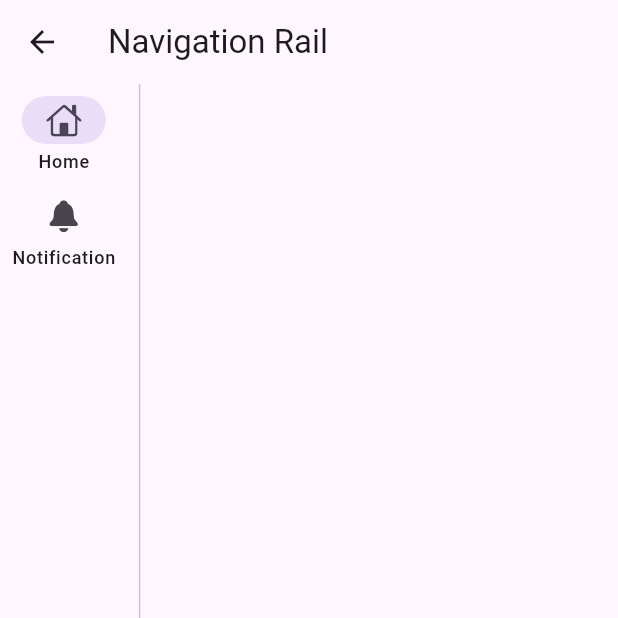
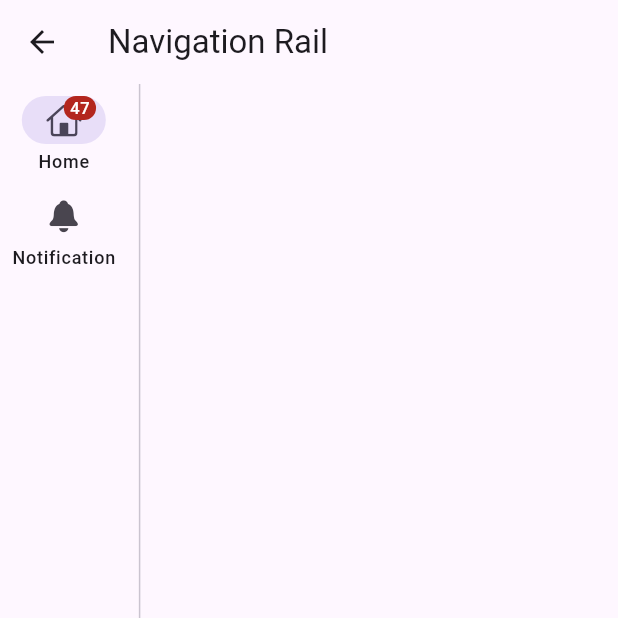
Before and after one commit to darshanpatellr/widget_of_week, a Flutter app: the NavigationRailScreen screen opened directly, on a phone screen of 412 x 824 dp, the top half of it. Run offline on Flutter 3.47's test engine with Material 3 defaults, Android fonts, the phone set to English and light mode, and no system bars; our stand-ins replace fl_chart, flutter_animate, video_player; missing offline and left inert: home_widget.

Commit message:
feat: Add Badge to NavigationRail destination.
This commit demonstrates how to integrate a `Badge` widget within a `NavigationRailDestination`.

- Wraps the `Icon` of the "Home" destination with a `Badge` widget.
- The badge displays a static label to indicate a count.

```diff
--- a/lib/screens/navigation_rail_screen.dart
+++ b/lib/screens/navigation_rail_screen.dart
@@ -9,7 +9,6 @@ class NavigationRailScreen extends StatefulWidget {
 }
 
 class _NavigationRailScreenState extends State<NavigationRailScreen> {
-
   int _selectedIndex = 0;
   NavigationRailLabelType labelType = NavigationRailLabelType.all;
   bool showLeading = false;
@@ -19,29 +18,36 @@ class _NavigationRailScreenState extends State<NavigationRailScreen> {
   @override
   Widget build(BuildContext context) {
     return Scaffold(
-      appBar: AppBar(title: Text("Navigation Rail"),),
+      appBar: AppBar(title: Text("Navigation Rail")),
       body: SafeArea(
         child: Row(
           children: <Widget>[
             NavigationRail(
               selectedIndex: _selectedIndex,
               labelType: labelType,
-                onDestinationSelected: (int index){
+              onDestinationSelected: (int index) {
                 setState(() {
-                      _selectedIndex=index;
+                  _selectedIndex = index;
                 });
               },
               destinations: <NavigationRailDestination>[
-                  NavigationRailDestination(icon: Icon(CupertinoIcons.home), label: Text("Home")),
-                  NavigationRailDestination(icon: Icon(CupertinoIcons.bell_fill), label: Text("Notification"))
+                NavigationRailDestination(
+                  icon: Badge(
+                      label: Text("47"),
+                      child: Icon(CupertinoIcons.home)
+                  ),
+                  label: Text("Home"),
+                ),
+                NavigationRailDestination(
+                  icon: Icon(CupertinoIcons.bell_fill),
+                  label: Text("Notification"),
+                ),
               ],
             ),
             VerticalDivider(),
-              Expanded(
-                child: Column(),
-              )
+            Expanded(child: Column()),
           ],
-          )
+        ),
       ),
     );
   }
```
Lines whose indentation alone changed are shown as unchanged.
